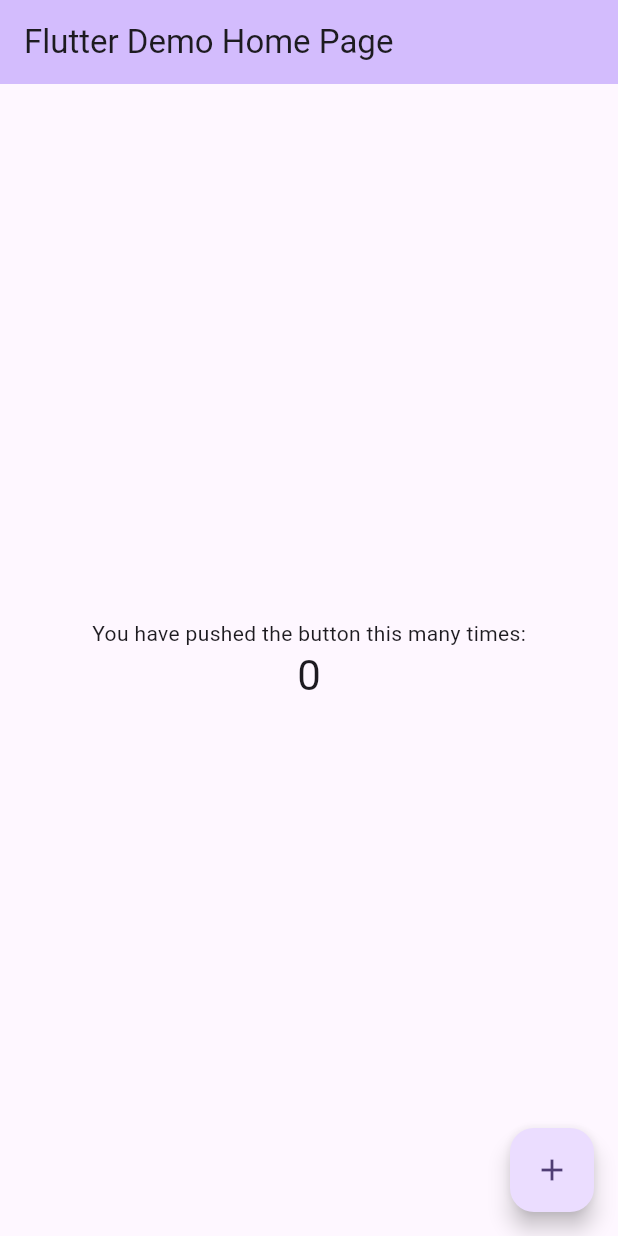
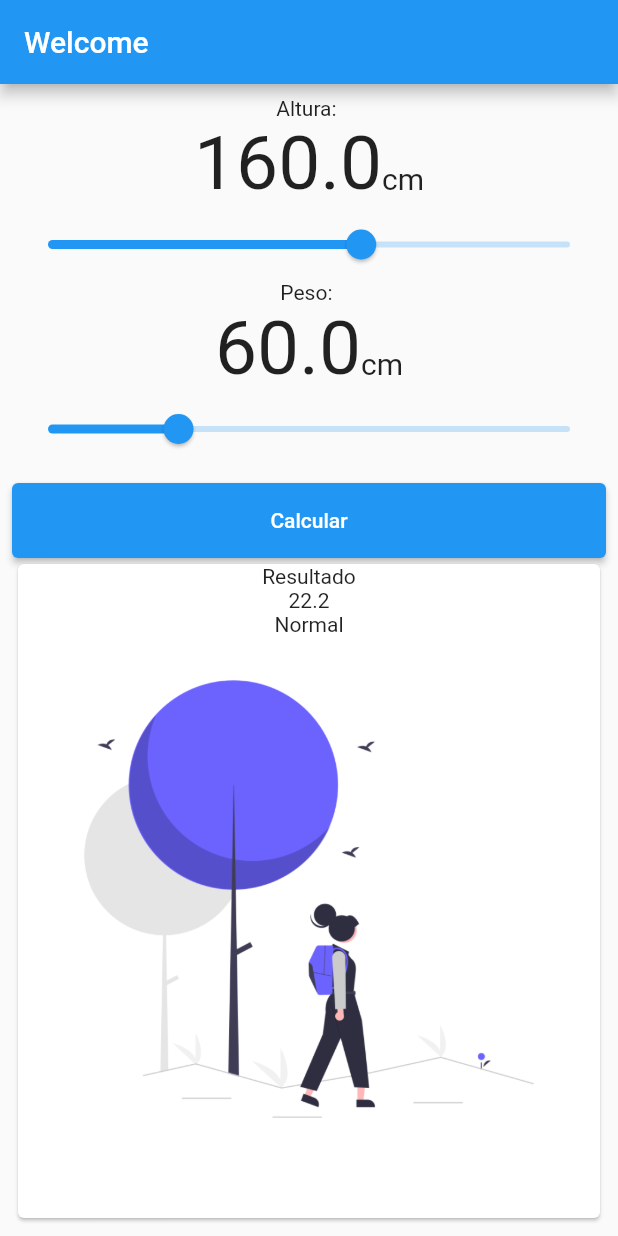
Before and after one commit to Rigel-Developer/codigo_semana4_imc, a Flutter app: the screen it shows after launch, on a phone screen of 412 x 824 dp. Run offline on Flutter 3.47's test engine with Material 2 defaults, Android fonts, the phone set to English and light mode, and no system bars.

```diff
--- a/lib/main.dart
+++ b/lib/main.dart
@@ -1,125 +1,135 @@
 import 'package:flutter/material.dart';
 
 void main() {
-  runApp(const MyApp());
+  runApp(MyApp());
 }
 
 class MyApp extends StatelessWidget {
-  const MyApp({super.key});
-
-  // This widget is the root of your application.
   @override
   Widget build(BuildContext context) {
     return MaterialApp(
       title: 'Flutter Demo',
-      theme: ThemeData(
-        // This is the theme of your application.
-        //
-        // TRY THIS: Try running your application with "flutter run". You'll see
-        // the application has a blue toolbar. Then, without quitting the app,
-        // try changing the seedColor in the colorScheme below to Colors.green
-        // and then invoke "hot reload" (save your changes or press the "hot
-        // reload" button in a Flutter-supported IDE, or press "r" if you used
-        // the command line to start the app).
-        //
-        // Notice that the counter didn't reset back to zero; the application
-        // state is not lost during the reload. To reset the state, use hot
-        // restart instead.
-        //
-        // This works for code too, not just values: Most code changes can be
-        // tested with just a hot reload.
-        colorScheme: ColorScheme.fromSeed(seedColor: Colors.deepPurple),
-        useMaterial3: true,
-      ),
-      home: const MyHomePage(title: 'Flutter Demo Home Page'),
+      theme: ThemeData(primarySwatch: Colors.blue),
+      home: MyHomePage(),
     );
   }
 }
 
 class MyHomePage extends StatefulWidget {
-  const MyHomePage({super.key, required this.title});
-
-  // This widget is the home page of your application. It is stateful, meaning
-  // that it has a State object (defined below) that contains fields that affect
-  // how it looks.
-
-  // This class is the configuration for the state. It holds the values (in this
-  // case the title) provided by the parent (in this case the App widget) and
-  // used by the build method of the State. Fields in a Widget subclass are
-  // always marked "final".
-
-  final String title;
-
   @override
   State<MyHomePage> createState() => _MyHomePageState();
 }
 
 class _MyHomePageState extends State<MyHomePage> {
-  int _counter = 0;
-
-  void _incrementCounter() {
-    setState(() {
-      // This call to setState tells the Flutter framework that something has
-      // changed in this State, which causes it to rerun the build method below
-      // so that the display can reflect the updated values. If we changed
-      // _counter without calling setState(), then the build method would not be
-      // called again, and so nothing would appear to happen.
-      _counter++;
-    });
-  }
-
+  final String title = "Welcome";
+  double heigth = 160;
+  double weigth = 60;
   @override
   Widget build(BuildContext context) {
-    // This method is rerun every time setState is called, for instance as done
-    // by the _incrementCounter method above.
-    //
-    // The Flutter framework has been optimized to make rerunning build methods
-    // fast, so that you can just rebuild anything that needs updating rather
-    // than having to individually change instances of widgets.
     return Scaffold(
       appBar: AppBar(
-        // TRY THIS: Try changing the color here to a specific color (to
-        // Colors.amber, perhaps?) and trigger a hot reload to see the AppBar
-        // change color while the other colors stay the same.
-        backgroundColor: Theme.of(context).colorScheme.inversePrimary,
-        // Here we take the value from the MyHomePage object that was created by
-        // the App.build method, and use it to set our appbar title.
-        title: Text(widget.title),
+        title: Text(
+          title,
+        ),
       ),
-      body: Center(
-        // Center is a layout widget. It takes a single child and positions it
-        // in the middle of the parent.
+      body: Padding(
+        padding: const EdgeInsets.all(8.0),
         child: Column(
-          // Column is also a layout widget. It takes a list of children and
-          // arranges them vertically. By default, it sizes itself to fit its
-          // children horizontally, and tries to be as tall as its parent.
-          //
-          // Column has various properties to control how it sizes itself and
-          // how it positions its children. Here we use mainAxisAlignment to
-          // center the children vertically; the main axis here is the vertical
-          // axis because Columns are vertical (the cross axis would be
-          // horizontal).
-          //
-          // TRY THIS: Invoke "debug painting" (choose the "Toggle Debug Paint"
-          // action in the IDE, or press "p" in the console), to see the
-          // wireframe for each widget.
-          mainAxisAlignment: MainAxisAlignment.center,
-          children: <Widget>[
-            const Text(
-              'You have pushed the button this many times:',
+          children: [
+            const Text("Altura: "),
+            Row(
+              mainAxisAlignment: MainAxisAlignment.center,
+              crossAxisAlignment: CrossAxisAlignment.baseline,
+              textBaseline: TextBaseline.alphabetic,
+              children: [
+                Text(
+                  heigth.toStringAsFixed(1),
+                  style: const TextStyle(
+                    fontSize: 50,
+                  ),
+                ),
+                const Text(
+                  "cm",
+                  style: TextStyle(
+                    fontSize: 20,
+                  ),
+                ),
+              ],
             ),
-            Text(
-              '$_counter',
-              style: Theme.of(context).textTheme.headlineMedium,
+            Slider(
+              value: heigth,
+              min: 100,
+              max: 200,
+              onChanged: (value) {
+                heigth = value;
+                setState(() {});
+              },
             ),
+            const Text("Peso: "),
+            Row(
+              mainAxisAlignment: MainAxisAlignment.center,
+              crossAxisAlignment: CrossAxisAlignment.baseline,
+              textBaseline: TextBaseline.alphabetic,
+              children: [
+                Text(
+                  weigth.toStringAsFixed(1),
+                  style: const TextStyle(
+                    fontSize: 50,
+                  ),
+                ),
+                const Text(
+                  "cm",
+                  style: TextStyle(
+                    fontSize: 20,
+                  ),
+                ),
+              ],
+            ),
+            Slider(
+              value: weigth,
+              min: 30,
+              max: 150,
+              onChanged: (value) {
+                weigth = value;
+                setState(() {});
+              },
+            ),
+            const SizedBox(
+              height: 12.0,
+            ),
+            SizedBox(
+              height: 50.0,
+              width: double.infinity,
+              child: ElevatedButton(
+                onPressed: () {},
+                child: const Text(
+                  "Calcular",
+                ),
+              ),
+            ),
+            Expanded(
+              child: Card(
+                child: Column(
+                  children: [
+                    const Text(
+                      "Resultado",
+                    ),
+                    const Text(
+                      "22.2",
+                    ),
+                    const Text(
+                      "Normal",
+                    ),
+                    Image.asset(
+                      "assets/images/image1.png",
+                    )
+                  ],
+                ),
+              ),
+            )
           ],
         ),
       ),
-      floatingActionButton: FloatingActionButton(
-        onPressed: _incrementCounter,
-        tooltip: 'Increment',
-        child: const Icon(Icons.add),
-      ), // This trailing comma makes auto-formatting nicer for build methods.
     );
   }
 }
--- a/pubspec.yaml
+++ b/pubspec.yaml
@@ -59,8 +59,8 @@ flutter:
   uses-material-design: true
 
   # To add assets to your application, add an assets section, like this:
-  # assets:
-  #   - images/a_dot_burr.jpeg
+  assets:
+    - assets/images/
   #   - images/a_dot_ham.jpeg
 
   # An image asset can refer to one or more resolution-specific "variants", see
```
Also changed, not shown: assets/images/image1.png (added), assets/images/image2.png (added), assets/images/image3.png (added).
